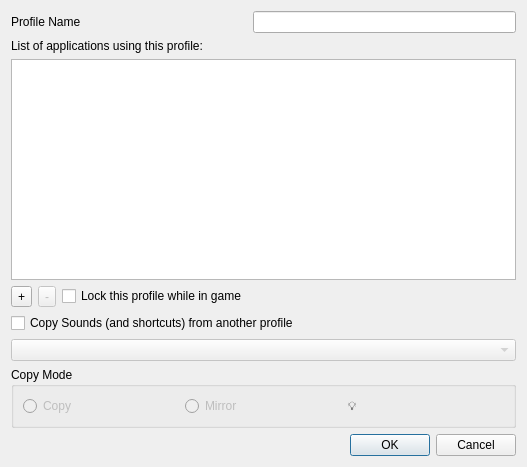
Qt form ProfileEdit.ui (devolution2409/Lidl-Soundboard) before a commit.
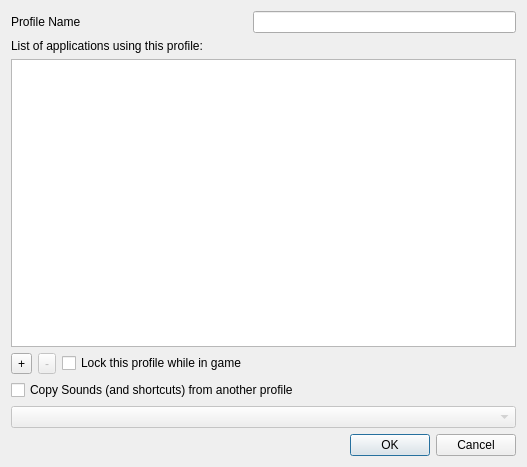
The same form after that commit.

Commit message: removed mirroring eShrug and fixed a typo #14

What changed in the file:
```diff
--- a/ProfileEdit.ui
+++ b/ProfileEdit.ui
@@ -123,44 +123,7 @@
       </widget>
      </item>
      <item>
-      <layout class="QHBoxLayout" name="horizontalLayout_2">
-       <item>
-        <widget class="QGroupBox" name="radioGroup">
-         <property name="title">
-          <string>Copy Mode</string>
-         </property>
-         <layout class="QHBoxLayout" name="horizontalLayout_3">
-          <item>
-           <widget class="QRadioButton" name="radioCopy">
-            <property name="enabled">
-             <bool>false</bool>
-            </property>
-            <property name="text">
-             <string>Copy</string>
-            </property>
-           </widget>
-          </item>
-          <item>
-           <widget class="QRadioButton" name="radioMirror">
-            <property name="enabled">
-             <bool>false</bool>
-            </property>
-            <property name="text">
-             <string>Mirror</string>
-            </property>
-           </widget>
-          </item>
-          <item>
-           <widget class="QLabel" name="label_4">
-            <property name="text">
-             <string>💡 </string>
-            </property>
-           </widget>
-          </item>
-         </layout>
-        </widget>
-       </item>
-      </layout>
+      <layout class="QHBoxLayout" name="horizontalLayout_2"/>
      </item>
     </layout>
    </item>
```
The commit also changes 2 other files.
